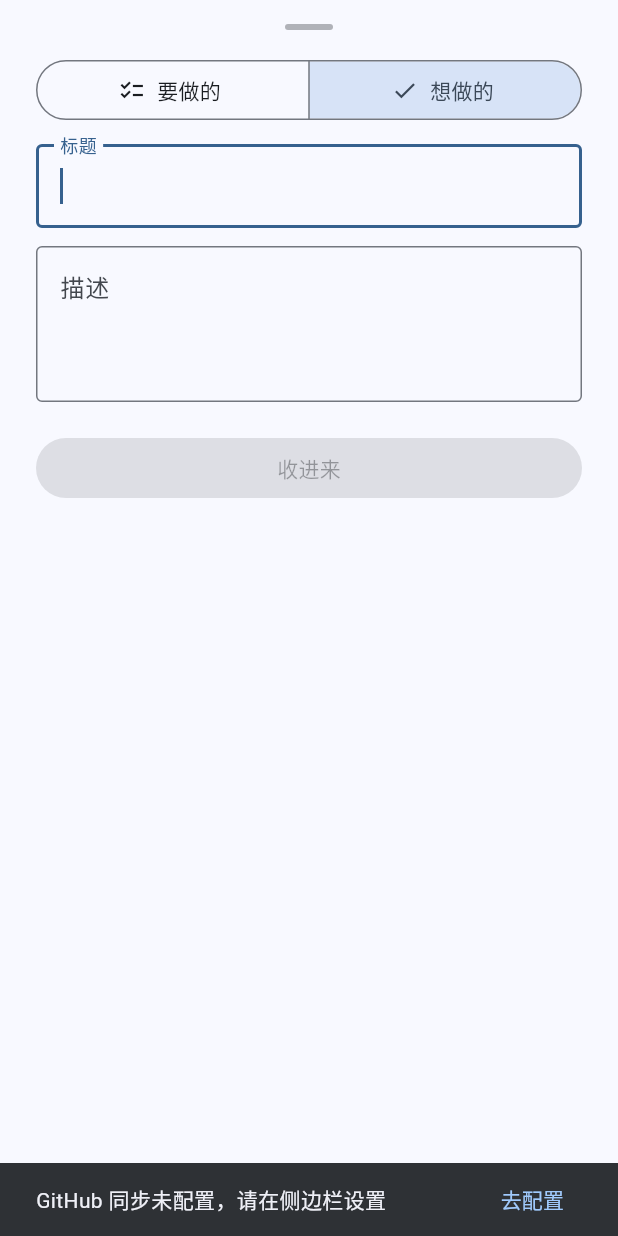
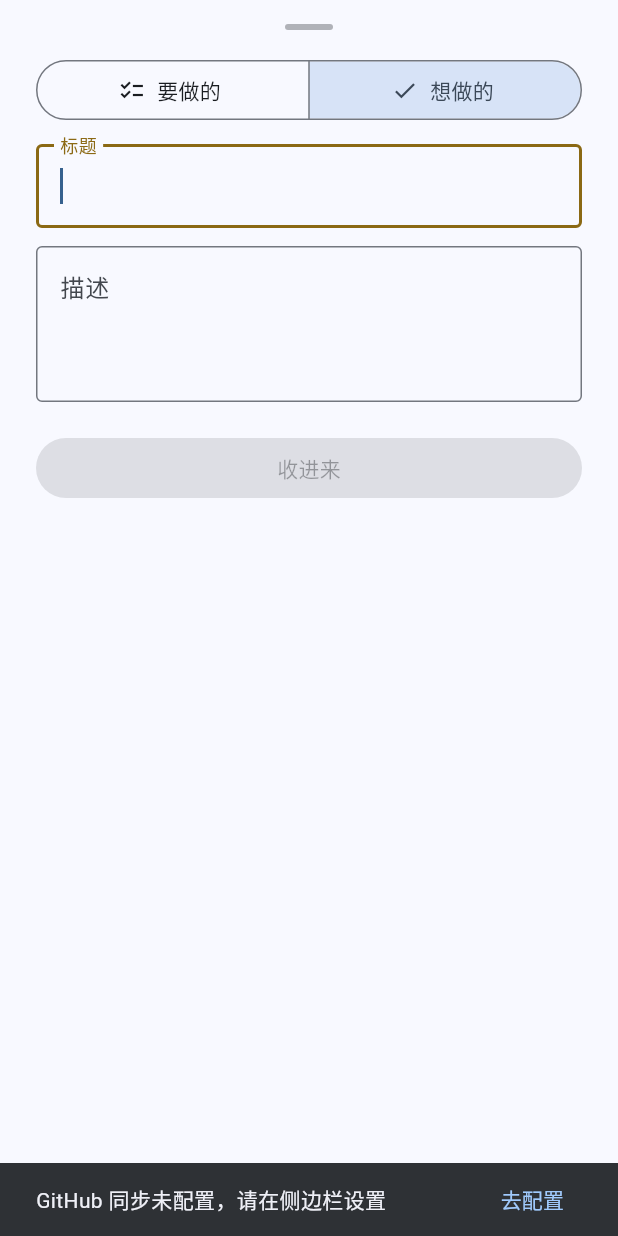
Before and after one commit to qq-24/todolist, a Flutter app: the TodoEditSheet widget shown alone on an empty page, opened directly, after a tap on "想做的", on a phone screen of 412 x 824 dp. Run offline on Flutter 3.47's test engine with Material 3 defaults, Android fonts, the phone set to English and light mode, and no system bars; our stand-ins replace google_fonts, shared_preferences; missing offline and left inert: hotkey_manager, launch_at_startup, local_notifier, tray_manager, window_manager; accounts and stored records are empty.

Commit message:
fix: desktop font scale 1.1, edit sheet warm theme for wish, reorganize drawer sections

```diff
--- a/lib/main.dart
+++ b/lib/main.dart
@@ -131,7 +131,7 @@ class TodoApp extends StatelessWidget {
         if (Platform.isWindows || Platform.isLinux || Platform.isMacOS) {
           return MediaQuery(
             data: MediaQuery.of(context).copyWith(
-              textScaler: const TextScaler.linear(0.92),
+              textScaler: const TextScaler.linear(1.1),
             ),
             child: child!,
           );
--- a/lib/widgets/todo_edit_sheet.dart
+++ b/lib/widgets/todo_edit_sheet.dart
@@ -194,9 +194,20 @@ class _TodoEditSheetState extends State<TodoEditSheet> {
 
   @override
   Widget build(BuildContext context) {
-    final colorScheme = Theme.of(context).colorScheme;
+    final isDark = Theme.of(context).brightness == Brightness.dark;
+    final isWish = _kind == TodoKind.wish;
+    final accentColor = isDark ? const Color(0xFFD4B684) : const Color(0xFF8B6914);
+    final effectiveTheme = isWish ? Theme.of(context).copyWith(
+      colorScheme: Theme.of(context).colorScheme.copyWith(
+        primary: accentColor,
+        onPrimary: isDark ? const Color(0xFF1A1714) : Colors.white,
+      ),
+    ) : Theme.of(context);
+    final colorScheme = effectiveTheme.colorScheme;
 
-    return AnimatedPadding(
+    return Theme(
+      data: effectiveTheme,
+      child: AnimatedPadding(
       duration: const Duration(milliseconds: 100),
       padding: EdgeInsets.only(
         left: 24,
@@ -369,6 +380,7 @@ class _TodoEditSheetState extends State<TodoEditSheet> {
           ),
         ],
       ),
+    ),
     );
   }
 }
```
Also changed, not shown: lib/widgets/app_drawer.dart (+50 -100 lines).
